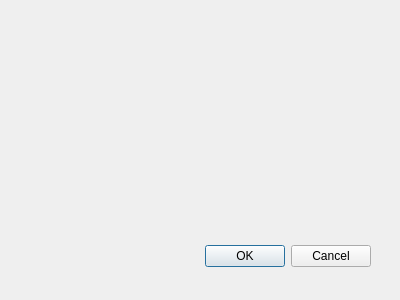
First picture: the form in dialog_stretch_transform.ui, repository my3rs/ImageQt, before the edit.
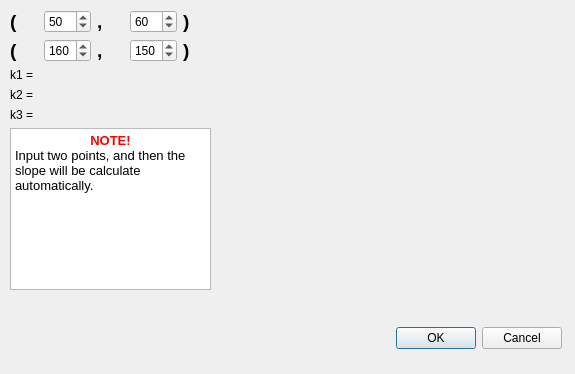
Second picture: the form after the edit. Custom widgets are drawn as their Qt base class.

Commit message: 灰度拉伸变换

```diff
--- a/dialog_stretch_transform.ui
+++ b/dialog_stretch_transform.ui
@@ -8,31 +8,269 @@
    <rect>
     <x>0</x>
     <y>0</y>
-    <width>400</width>
-    <height>300</height>
+    <width>575</width>
+    <height>374</height>
    </rect>
   </property>
   <property name="windowTitle">
    <string>Dialog</string>
   </property>
-  <widget class="QDialogButtonBox" name="buttonBox">
+  <widget class="QCustomPlot" name="customPlot" native="true">
    <property name="geometry">
     <rect>
-     <x>30</x>
-     <y>240</y>
-     <width>341</width>
-     <height>32</height>
+     <x>230</x>
+     <y>10</y>
+     <width>331</width>
+     <height>291</height>
     </rect>
    </property>
-   <property name="orientation">
-    <enum>Qt::Horizontal</enum>
+  </widget>
+  <widget class="QWidget" name="">
+   <property name="geometry">
+    <rect>
+     <x>340</x>
+     <y>320</y>
+     <width>222</width>
+     <height>36</height>
+    </rect>
    </property>
-   <property name="standardButtons">
-    <set>QDialogButtonBox::Cancel|QDialogButtonBox::Ok</set>
+   <layout class="QHBoxLayout" name="horizontalLayout_6">
+    <item>
+     <spacer name="horizontalSpacer">
+      <property name="orientation">
+       <enum>Qt::Horizontal</enum>
+      </property>
+      <property name="sizeHint" stdset="0">
+       <size>
+        <width>40</width>
+        <height>20</height>
+       </size>
+      </property>
+     </spacer>
+    </item>
+    <item>
+     <widget class="QDialogButtonBox" name="buttonBox">
+      <property name="orientation">
+       <enum>Qt::Horizontal</enum>
+      </property>
+      <property name="standardButtons">
+       <set>QDialogButtonBox::Cancel|QDialogButtonBox::Ok</set>
+      </property>
+     </widget>
+    </item>
+   </layout>
+  </widget>
+  <widget class="QWidget" name="">
+   <property name="geometry">
+    <rect>
+     <x>10</x>
+     <y>10</y>
+     <width>201</width>
+     <height>291</height>
+    </rect>
    </property>
+   <layout class="QVBoxLayout" name="verticalLayout_4">
+    <item>
+     <layout class="QVBoxLayout" name="verticalLayout_3">
+      <item>
+       <layout class="QVBoxLayout" name="verticalLayout_2">
+        <item>
+         <layout class="QHBoxLayout" name="horizontalLayout">
+          <item>
+           <widget class="QLabel" name="label">
+            <property name="text">
+             <string>&lt;html&gt;&lt;head/&gt;&lt;body&gt;&lt;p&gt;&lt;span style=&quot; font-size:14pt; font-weight:600;&quot;&gt;(&lt;/span&gt;&lt;/p&gt;&lt;/body&gt;&lt;/html&gt;</string>
+            </property>
+           </widget>
+          </item>
+          <item>
+           <widget class="QSpinBox" name="x1">
+            <property name="maximum">
+             <number>255</number>
+            </property>
+            <property name="value">
+             <number>50</number>
+            </property>
+           </widget>
+          </item>
+          <item>
+           <widget class="QLabel" name="label_2">
+            <property name="text">
+             <string>&lt;html&gt;&lt;head/&gt;&lt;body&gt;&lt;p&gt;&lt;span style=&quot; font-size:14pt; font-weight:600;&quot;&gt;,&lt;/span&gt;&lt;/p&gt;&lt;/body&gt;&lt;/html&gt;</string>
+            </property>
+           </widget>
+          </item>
+          <item>
+           <widget class="QSpinBox" name="y1">
+            <property name="maximum">
+             <number>255</number>
+            </property>
+            <property name="value">
+             <number>60</number>
+            </property>
+           </widget>
+          </item>
+          <item>
+           <widget class="QLabel" name="label_3">
+            <property name="text">
+             <string>&lt;html&gt;&lt;head/&gt;&lt;body&gt;&lt;p&gt;&lt;span style=&quot; font-size:14pt; font-weight:600;&quot;&gt;)&lt;/span&gt;&lt;/p&gt;&lt;/body&gt;&lt;/html&gt;</string>
+            </property>
+           </widget>
+          </item>
+         </layout>
+        </item>
+        <item>
+         <layout class="QHBoxLayout" name="horizontalLayout_2">
+          <item>
+           <widget class="QLabel" name="label_5">
+            <property name="text">
+             <string>&lt;html&gt;&lt;head/&gt;&lt;body&gt;&lt;p&gt;&lt;span style=&quot; font-size:14pt; font-weight:600;&quot;&gt;(&lt;/span&gt;&lt;/p&gt;&lt;/body&gt;&lt;/html&gt;</string>
+            </property>
+           </widget>
+          </item>
+          <item>
+           <widget class="QSpinBox" name="x2">
+            <property name="maximum">
+             <number>255</number>
+            </property>
+            <property name="value">
+             <number>160</number>
+            </property>
+           </widget>
+          </item>
+          <item>
+           <widget class="QLabel" name="label_6">
+            <property name="text">
+             <string>&lt;html&gt;&lt;head/&gt;&lt;body&gt;&lt;p&gt;&lt;span style=&quot; font-size:14pt; font-weight:600;&quot;&gt;,&lt;/span&gt;&lt;/p&gt;&lt;/body&gt;&lt;/html&gt;</string>
+            </property>
+           </widget>
+          </item>
+          <item>
+           <widget class="QSpinBox" name="y2">
+            <property name="maximum">
+             <number>255</number>
+            </property>
+            <property name="value">
+             <number>150</number>
+            </property>
+           </widget>
+          </item>
+          <item>
+           <widget class="QLabel" name="label_4">
+            <property name="text">
+             <string>&lt;html&gt;&lt;head/&gt;&lt;body&gt;&lt;p&gt;&lt;span style=&quot; font-size:14pt; font-weight:600;&quot;&gt;)&lt;/span&gt;&lt;/p&gt;&lt;/body&gt;&lt;/html&gt;</string>
+            </property>
+           </widget>
+          </item>
+         </layout>
+        </item>
+       </layout>
+      </item>
+      <item>
+       <layout class="QVBoxLayout" name="verticalLayout">
+        <item>
+         <layout class="QHBoxLayout" name="horizontalLayout_3">
+          <item>
+           <widget class="QLabel" name="label_7">
+            <property name="styleSheet">
+             <string notr="true">font: 87 14pt &quot;Roboto&quot;;</string>
+            </property>
+            <property name="text">
+             <string>k1 = </string>
+            </property>
+           </widget>
+          </item>
+          <item>
+           <widget class="QLabel" name="k1">
+            <property name="text">
+             <string/>
+            </property>
+           </widget>
+          </item>
+         </layout>
+        </item>
+        <item>
+         <layout class="QHBoxLayout" name="horizontalLayout_4">
+          <item>
+           <widget class="QLabel" name="label_8">
+            <property name="styleSheet">
+             <string notr="true">font: 87 14pt &quot;Roboto&quot;;</string>
+            </property>
+            <property name="text">
+             <string>k2 =</string>
+            </property>
+           </widget>
+          </item>
+          <item>
+           <widget class="QLabel" name="k2">
+            <property name="text">
+             <string/>
+            </property>
+           </widget>
+          </item>
+         </layout>
+        </item>
+        <item>
+         <layout class="QHBoxLayout" name="horizontalLayout_5">
+          <item>
+           <widget class="QLabel" name="label_9">
+            <property name="styleSheet">
+             <string notr="true">font: 87 14pt &quot;Roboto&quot;;</string>
+            </property>
+            <property name="text">
+             <string>k3 =</string>
+            </property>
+           </widget>
+          </item>
+          <item>
+           <widget class="QLabel" name="k3">
+            <property name="text">
+             <string/>
+            </property>
+           </widget>
+          </item>
+         </layout>
+        </item>
+       </layout>
+      </item>
+     </layout>
+    </item>
+    <item>
+     <widget class="QTextBrowser" name="textBrowser">
+      <property name="html">
+       <string>&lt;!DOCTYPE HTML PUBLIC &quot;-//W3C//DTD HTML 4.0//EN&quot; &quot;http://www.w3.org/TR/REC-html40/strict.dtd&quot;&gt;
+&lt;html&gt;&lt;head&gt;&lt;meta name=&quot;qrichtext&quot; content=&quot;1&quot; /&gt;&lt;style type=&quot;text/css&quot;&gt;
+p, li { white-space: pre-wrap; }
+&lt;/style&gt;&lt;/head&gt;&lt;body style=&quot; font-family:'Roboto'; font-size:10pt; font-weight:400; font-style:normal;&quot;&gt;
+&lt;p align=&quot;center&quot; style=&quot; margin-top:0px; margin-bottom:0px; margin-left:0px; margin-right:0px; -qt-block-indent:0; text-indent:0px;&quot;&gt;&lt;span style=&quot; font-weight:600; color:#ff0000;&quot;&gt;NOTE!&lt;/span&gt;&lt;/p&gt;
+&lt;p style=&quot; margin-top:0px; margin-bottom:0px; margin-left:0px; margin-right:0px; -qt-block-indent:0; text-indent:0px;&quot;&gt;Input two points, and then the slope will be calculate automatically.&lt;/p&gt;&lt;/body&gt;&lt;/html&gt;</string>
+      </property>
+     </widget>
+    </item>
+    <item>
+     <spacer name="verticalSpacer">
+      <property name="orientation">
+       <enum>Qt::Vertical</enum>
+      </property>
+      <property name="sizeHint" stdset="0">
+       <size>
+        <width>20</width>
+        <height>40</height>
+       </size>
+      </property>
+     </spacer>
+    </item>
+   </layout>
   </widget>
  </widget>
- <pixmapfunction/>
+ <customwidgets>
+  <customwidget>
+   <class>QCustomPlot</class>
+   <extends>QWidget</extends>
+   <header location="global">qcustomplot.h</header>
+   <container>1</container>
+  </customwidget>
+ </customwidgets>
  <resources/>
  <connections>
   <connection>
```
Left out of the diff: 6 changed lines with no effect on the pictures. The commit also changes 2 other files.
